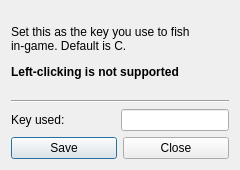
Qt form designs/key_used_dialog.ui (Setti7/SVFB-GUI) before a commit.
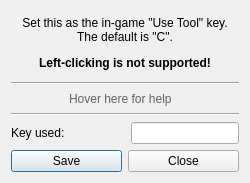
The same form after that commit.

Patch:
```diff
--- a/designs/key_used_dialog.ui
+++ b/designs/key_used_dialog.ui
@@ -6,20 +6,26 @@
    <rect>
     <x>0</x>
     <y>0</y>
-    <width>240</width>
-    <height>170</height>
+    <width>250</width>
+    <height>183</height>
    </rect>
   </property>
+  <property name="sizePolicy">
+   <sizepolicy hsizetype="Fixed" vsizetype="Fixed">
+    <horstretch>0</horstretch>
+    <verstretch>0</verstretch>
+   </sizepolicy>
+  </property>
   <property name="minimumSize">
    <size>
-    <width>220</width>
-    <height>170</height>
+    <width>235</width>
+    <height>183</height>
    </size>
   </property>
   <property name="maximumSize">
    <size>
-    <width>300</width>
-    <height>170</height>
+    <width>250</width>
+    <height>183</height>
    </size>
   </property>
   <property name="windowTitle">
@@ -27,12 +33,93 @@
   </property>
   <layout class="QVBoxLayout" name="verticalLayout_3">
    <item>
+    <layout class="QVBoxLayout" name="verticalLayout">
+     <item>
     <widget class="QLabel" name="label">
      <property name="text">
-      <string>&lt;html&gt;&lt;head/&gt;&lt;body&gt;&lt;p&gt;Set this as the key you use to fish&lt;br/&gt;in-game. Default is C.&lt;/p&gt;&lt;p&gt;&lt;span style=&quot; font-weight:600;&quot;&gt;Left-clicking is not supported&lt;/span&gt;&lt;/p&gt;&lt;/body&gt;&lt;/html&gt;</string>
-     </property>
-    </widget>
-   </item>
+        <string>&lt;html&gt;&lt;head/&gt;&lt;body&gt;&lt;p align=&quot;center&quot;&gt;Set this as the in-game &amp;quot;Use Tool&amp;quot; key. The default is &amp;quot;C&amp;quot;.&lt;/p&gt;&lt;p align=&quot;center&quot;&gt;&lt;span style=&quot; font-weight:600;&quot;&gt;Left-clicking is not supported!&lt;/span&gt;&lt;/p&gt;&lt;/body&gt;&lt;/html&gt;</string>
+       </property>
+       <property name="wordWrap">
+        <bool>true</bool>
+       </property>
+      </widget>
+     </item>
+     <item>
+      <widget class="Line" name="line_2">
+       <property name="orientation">
+        <enum>Qt::Horizontal</enum>
+       </property>
+      </widget>
+     </item>
+     <item>
+      <layout class="QHBoxLayout" name="horizontalLayout">
+       <property name="spacing">
+        <number>0</number>
+       </property>
+       <item>
+        <widget class="QLabel" name="help_label">
+         <property name="sizePolicy">
+          <sizepolicy hsizetype="Preferred" vsizetype="Preferred">
+           <horstretch>0</horstretch>
+           <verstretch>0</verstretch>
+          </sizepolicy>
+         </property>
+         <property name="minimumSize">
+          <size>
+           <width>0</width>
+           <height>0</height>
+          </size>
+         </property>
+         <property name="maximumSize">
+          <size>
+           <width>111</width>
+           <height>16</height>
+          </size>
+         </property>
+         <property name="palette">
+          <palette>
+           <active>
+            <colorrole role="WindowText">
+             <brush brushstyle="SolidPattern">
+              <color alpha="255">
+               <red>99</red>
+               <green>99</green>
+               <blue>99</blue>
+              </color>
+             </brush>
+            </colorrole>
+           </active>
+           <inactive>
+            <colorrole role="WindowText">
+             <brush brushstyle="SolidPattern">
+              <color alpha="255">
+               <red>99</red>
+               <green>99</green>
+               <blue>99</blue>
+              </color>
+             </brush>
+            </colorrole>
+           </inactive>
+           <disabled>
+            <colorrole role="WindowText">
+             <brush brushstyle="SolidPattern">
+              <color alpha="255">
+               <red>120</red>
+               <green>120</green>
+               <blue>120</blue>
+              </color>
+             </brush>
+            </colorrole>
+           </disabled>
+          </palette>
+         </property>
+         <property name="text">
+          <string>Hover here for help</string>
+         </property>
+        </widget>
+       </item>
+      </layout>
+     </item>
    <item>
     <widget class="Line" name="line">
      <property name="orientation">
@@ -41,7 +128,7 @@
     </widget>
    </item>
    <item>
-    <layout class="QVBoxLayout" name="verticalLayout">
+      <layout class="QVBoxLayout" name="verticalLayout_2">
      <item>
       <layout class="QHBoxLayout" name="horizontalLayout_3">
        <item>
@@ -106,6 +193,8 @@
           <string>Close</string>
          </property>
         </widget>
+         </item>
+        </layout>
        </item>
       </layout>
      </item>
```
Left out of the diff: 2 changed lines with no effect on the pictures. Lines whose indentation alone changed are shown as unchanged.
